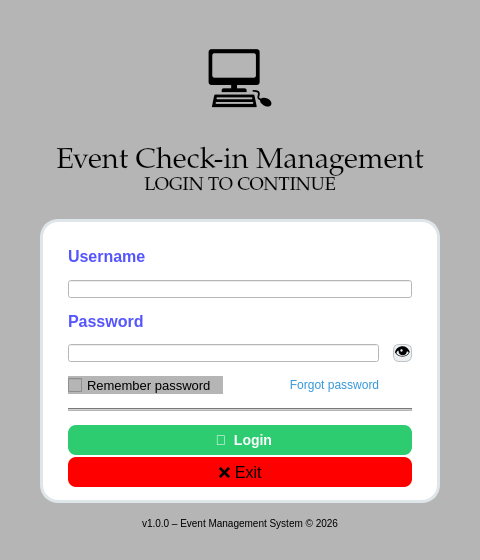
The window that ui/LoginWindow.ui (khoivnk25411e/Final-Project-Programming-Techniques) describes before a commit, drawn with Qt 5.
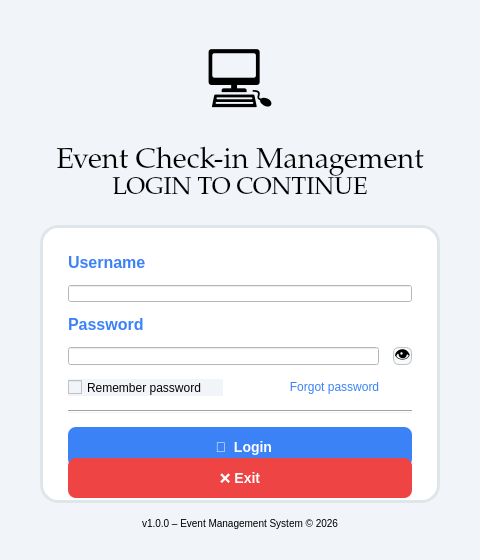
The same window after the commit.

Patch:
```diff
--- a/ui/LoginWindow.ui
+++ b/ui/LoginWindow.ui
@@ -26,8 +26,7 @@
    <string>Login - Event Check-in Management System</string>
   </property>
   <property name="styleSheet">
-   <string notr="true">background-color: rgb(0, 0, 0);
-background-color: rgb(181, 181, 181);</string>
+   <string notr="true">background-color: #f1f5f9;</string>
   </property>
   <widget class="QWidget" name="centralwidget">
    <layout class="QVBoxLayout" name="verticalLayout">
@@ -54,8 +53,8 @@
         <pointsize>51</pointsize>
        </font>
       </property>
-      <property name="styleSheet">
-       <string notr="true"/>
+      <property name="alignment">
+       <set>Qt::AlignCenter</set>
       </property>
       <property name="text">
        <string>💻</string>
@@ -71,9 +70,6 @@
        <font>
         <family>Palatino Linotype</family>
         <pointsize>22</pointsize>
-        <weight>50</weight>
-        <italic>false</italic>
-        <bold>false</bold>
        </font>
       </property>
       <property name="styleSheet">
@@ -96,17 +92,13 @@
        <font>
         <family>Palatino Linotype</family>
         <pointsize>18</pointsize>
-        <weight>50</weight>
-        <italic>false</italic>
-        <bold>false</bold>
        </font>
       </property>
       <property name="styleSheet">
-       <string notr="true">color: #7f8c8d; font-size: 18px; margin-bottom: 24px;
-font: 18pt &quot;Palatino Linotype&quot;;
-
-color: rgb(0, 0, 0);
-</string>
+       <string notr="true">color: rgb(0, 0, 0); margin-bottom: 24px;</string>
+      </property>
+      <property name="alignment">
+       <set>Qt::AlignCenter</set>
       </property>
       <property name="text">
        <string>LOGIN TO CONTINUE</string>
@@ -118,12 +110,6 @@
     </item>
     <item>
      <widget class="QWidget" name="cardWidget" native="true">
-      <property name="maximumSize">
-       <size>
-        <width>16777215</width>
-        <height>16777215</height>
-       </size>
-      </property>
       <property name="styleSheet">
        <string notr="true">QWidget#cardWidget {
     background-color: white;
@@ -150,9 +136,7 @@
        <item>
         <widget class="QLabel" name="lblUsername">
          <property name="styleSheet">
-          <string notr="true">font-weight: bold; color: #2c3e50; font-size: 16px;
-background-color: rgb(255, 255, 255);
-color: rgb(85, 85, 255);</string>
+          <string notr="true">font-weight: bold; color: #3b82f6; font-size: 16px; background-color: white;</string>
          </property>
          <property name="text">
           <string>Username</string>
@@ -161,39 +145,15 @@
        </item>
        <item>
         <widget class="QLineEdit" name="lineEditUsername">
-         <property name="enabled">
-          <bool>true</bool>
-         </property>
-         <property name="font">
-          <font>
-           <family>MS Shell Dlg 2</family>
-           <pointsize>12</pointsize>
-           <weight>50</weight>
-           <italic>false</italic>
-           <bold>false</bold>
-          </font>
-         </property>
          <property name="styleSheet">
-          <string notr="true">font: 12pt &quot;MS Shell Dlg 2&quot;;
-color: rgb(0, 0, 0);
-background-color: rgb(255, 255, 255);
-border-color: rgb(0, 0, 0);</string>
+          <string notr="true">font: 12pt &quot;MS Shell Dlg 2&quot;; color: rgb(0, 0, 0); background-color: white;</string>
          </property>
         </widget>
        </item>
        <item>
         <widget class="QLabel" name="lblPassword">
-         <property name="font">
-          <font>
-           <pointsize>-1</pointsize>
-           <weight>75</weight>
-           <bold>true</bold>
-          </font>
-         </property>
          <property name="styleSheet">
-          <string notr="true">font-weight: bold; color: #2c3e50; font-size: 16px;
-background-color: rgb(255, 255, 255);
-color: rgb(85, 85, 255);</string>
+          <string notr="true">font-weight: bold; color: #3b82f6; font-size: 16px; background-color: white;</string>
          </property>
          <property name="text">
           <string>Password</string>
@@ -208,9 +168,7 @@
             <cursorShape>IBeamCursor</cursorShape>
            </property>
            <property name="styleSheet">
-            <string notr="true">background-color: rgb(255, 255, 255);
-font: 12pt &quot;MS Shell Dlg 2&quot;;
-color: rgb(0, 0, 0);</string>
+            <string notr="true">background-color: white; font: 12pt &quot;MS Shell Dlg 2&quot;; color: rgb(0, 0, 0);</string>
            </property>
            <property name="echoMode">
             <enum>QLineEdit::Password</enum>
@@ -226,15 +184,8 @@
             </size>
            </property>
            <property name="styleSheet">
-            <string notr="true">QPushButton {
-    background: #ecf0f1;
-    border-radius: 6px;
-    border: 1px solid #bdc3c7;
-    font-size: 16px;
-}
-QPushButton:hover {
-    background: #d5dbdb;
-}</string>
+            <string notr="true">QPushButton { background: #f8fafc; border-radius: 6px; border: 1px solid #bdc3c7; font-size: 16px; }
+QPushButton:hover { background: #f1f5f9; }</string>
            </property>
            <property name="text">
             <string>👁</string>
@@ -247,23 +198,12 @@
         <layout class="QHBoxLayout" name="horizontalLayout_2">
          <item>
           <widget class="QCheckBox" name="checkBoxRemember">
-           <property name="font">
-            <font>
-             <pointsize>10</pointsize>
-            </font>
-           </property>
            <property name="styleSheet">
-            <string notr="true"/>
+            <string notr="true">color: rgb(8, 6, 3);</string>
            </property>
            <property name="text">
             <string>Remember password</string>
            </property>
-           <property name="checkable">
-            <bool>true</bool>
-           </property>
-           <property name="tristate">
-            <bool>true</bool>
-           </property>
           </widget>
          </item>
          <item>
@@ -284,41 +224,19 @@
          </item>
          <item>
           <widget class="QPushButton" name="btnForgotPassword">
-           <property name="font">
-            <font>
-             <pointsize>-1</pointsize>
-            </font>
-           </property>
-           <property name="cursor">
-            <cursorShape>PointingHandCursor</cursorShape>
-           </property>
            <property name="styleSheet">
-            <string notr="true">QPushButton {
-    color: #3498db;
-    font-size: 12px;
-    border: none;
-    background: transparent;
-}
-QPushButton:hover {
-    color: #2980b9;
-    text-decoration: underline;
-}</string>
+            <string notr="true">QPushButton { color: #3b82f6; font-size: 12px; border: none; background: transparent; }
+QPushButton:hover { text-decoration: underline; }</string>
            </property>
            <property name="text">
             <string>Forgot password</string>
            </property>
-           <property name="flat">
-            <bool>true</bool>
-           </property>
           </widget>
          </item>
         </layout>
        </item>
        <item>
         <widget class="Line" name="line">
-         <property name="styleSheet">
-          <string notr="true">color: #ecf0f1;</string>
-         </property>
          <property name="orientation">
           <enum>Qt::Horizontal</enum>
          </property>
@@ -326,60 +244,19 @@
        </item>
        <item>
         <widget class="QPushButton" name="btnLogin">
-         <property name="enabled">
-          <bool>true</bool>
-         </property>
-         <property name="sizePolicy">
-          <sizepolicy hsizetype="Expanding" vsizetype="Fixed">
-           <horstretch>0</horstretch>
-           <verstretch>0</verstretch>
-          </sizepolicy>
-         </property>
          <property name="minimumSize">
           <size>
            <width>0</width>
-           <height>30</height>
+           <height>40</height>
           </size>
          </property>
-         <property name="maximumSize">
-          <size>
-           <width>16777215</width>
-           <height>16777215</height>
-          </size>
-         </property>
-         <property name="font">
-          <font>
-           <pointsize>-1</pointsize>
-           <weight>75</weight>
-           <bold>true</bold>
-          </font>
-         </property>
          <property name="styleSheet">
-          <string notr="true">QPushButton {
-    background-color: #2ecc71;
-    color: white;
-    font-size: 14px;
-    font-weight: bold;
-    border-radius: 8px;
-    border: 12px;
-	border-color: rgb(0, 0, 0);
-}
-QPushButton:hover {
-    background-color: #27ae60;
-}
-QPushButton:pressed {
-    background-color: #1e8449;
-}</string>
+          <string notr="true">QPushButton { background-color: #3b82f6; color: white; font-size: 14px; font-weight: bold; border-radius: 8px; }
+QPushButton:pressed { background-color: #2563eb; }</string>
          </property>
          <property name="text">
           <string>  🔑  Login</string>
          </property>
-         <property name="iconSize">
-          <size>
-           <width>20</width>
-           <height>16</height>
-          </size>
-         </property>
         </widget>
        </item>
        <item>
@@ -387,19 +264,11 @@
          <property name="minimumSize">
           <size>
            <width>0</width>
-           <height>30</height>
+           <height>40</height>
           </size>
          </property>
          <property name="styleSheet">
-          <string notr="true">QPushButton {
-    background: rgb(255, 0, 0);
-    color: rgb(0, 0, 0);
-    font-size: 16px;
-    border-radius: 8px;
-    border: none;
-}
-
-</string>
+          <string notr="true">QPushButton { background: #ef4444; color: white; font-size: 14px; border-radius: 8px; font-weight: bold; }</string>
          </property>
          <property name="text">
           <string>❌ Exit</string>
```
Left out of the diff: 28 changed lines with no effect on the pictures.
